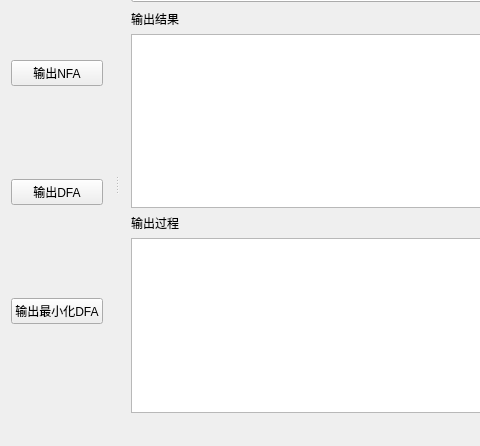
First picture: the form in mainwindow.ui, repository ihewro/qt-lexical-analyzer, before the edit; both pictures show x 0 to 480 and y 113 to 559 of the 837 by 559 pixel window.
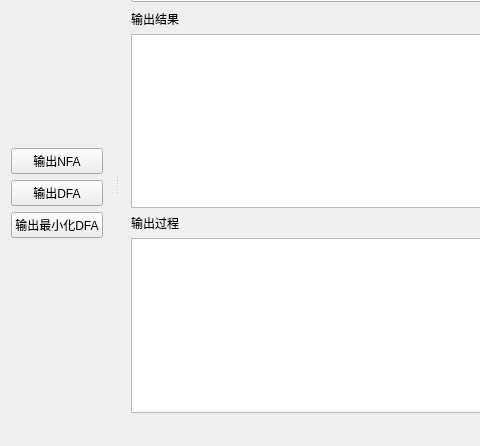
Second picture: the form after the edit. Icons and pictures are not drawn.

Commit message: 调整界面

The edit to the form file:
```diff
--- a/mainwindow.ui
+++ b/mainwindow.ui
@@ -121,6 +121,8 @@
    <widget class="QWidget" name="dockWidgetContents">
     <layout class="QVBoxLayout" name="verticalLayout">
      <item>
+      <layout class="QVBoxLayout" name="verticalLayout_4">
+       <item>
       <widget class="QPushButton" name="export_nfa_button">
        <property name="text">
         <string>输出NFA</string>
@@ -140,6 +142,8 @@
         <string>输出最小化DFA</string>
        </property>
       </widget>
+       </item>
+      </layout>
      </item>
     </layout>
    </widget>
```
Lines whose indentation alone changed are shown as unchanged. The commit also changes 6 other files.
